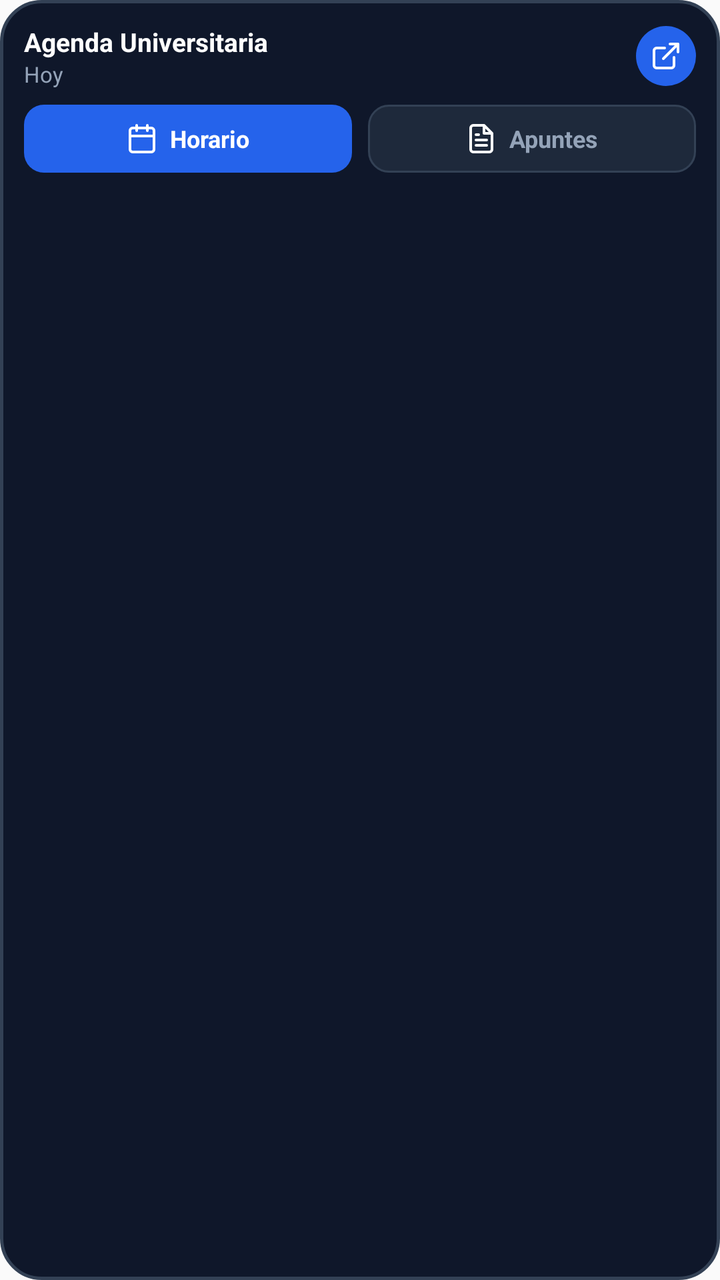
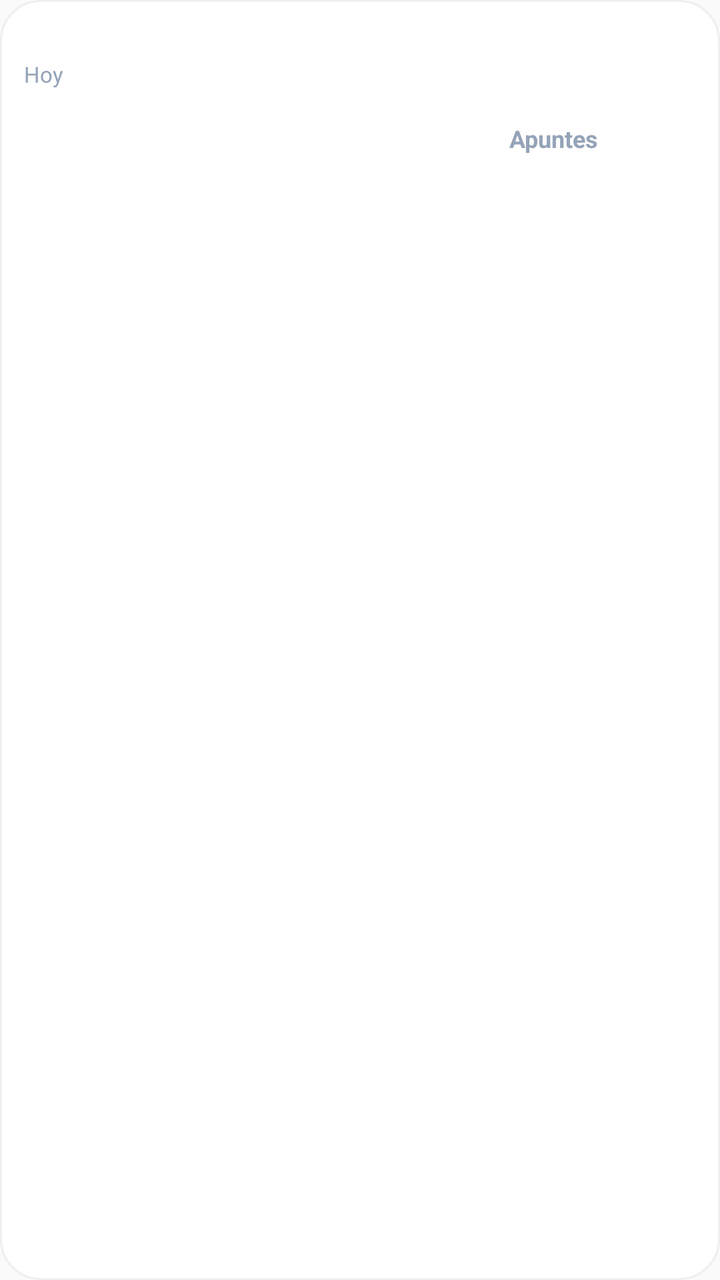

Two renders of the same Android screen: before a commit and after it. Below are the layout's source before the change and the commit's diff.
<!-- AndroidManifest.xml: application theme AppTheme -->
<!-- res/layout/widget_agenda_layout.xml -->
<?xml version="1.0" encoding="utf-8"?>
<LinearLayout xmlns:android="http://schemas.android.com/apk/res/android"
    android:id="@+id/widget_root"
    android:layout_width="match_parent"
    android:layout_height="match_parent"
    android:background="@drawable/widget_bg"
    android:orientation="vertical"
    android:padding="12dp">

    
    <LinearLayout
        android:layout_width="match_parent"
        android:layout_height="wrap_content"
        android:gravity="center_vertical"
        android:orientation="horizontal"
        android:paddingBottom="6dp">

        <LinearLayout
            android:id="@+id/widget_header_clickable"
            android:layout_width="0dp"
            android:layout_height="wrap_content"
            android:layout_weight="1"
            android:orientation="vertical">

            <TextView
                android:layout_width="wrap_content"
                android:layout_height="wrap_content"
                android:text="@string/widget_name"
                android:textColor="#ffffff"
                android:textSize="13sp"
                android:textStyle="bold" />

            <TextView
                android:id="@+id/widget_date_subtitle"
                android:layout_width="wrap_content"
                android:layout_height="wrap_content"
                android:text="Hoy"
                android:textColor="#94a3b8"
                android:textSize="11sp" />
        </LinearLayout>

        
        <FrameLayout
            android:id="@+id/widget_btn_open_app"
            android:layout_width="30dp"
            android:layout_height="30dp"
            android:background="@drawable/widget_add_btn_bg">

            <ImageView
                android:layout_width="16dp"
                android:layout_height="16dp"
                android:layout_gravity="center"
                android:contentDescription="Abrir Agenda"
                android:src="@drawable/ic_widget_external_link" />
        </FrameLayout>
    </LinearLayout>

    
    <LinearLayout
        android:layout_width="match_parent"
        android:layout_height="wrap_content"
        android:orientation="horizontal"
        android:paddingTop="2dp"
        android:paddingBottom="8dp">

        
        <LinearLayout
            android:id="@+id/widget_btn_tab_schedule"
            android:layout_width="0dp"
            android:layout_height="34dp"
            android:layout_marginEnd="4dp"
            android:layout_weight="1"
            android:background="@drawable/widget_tab_active"
            android:gravity="center"
            android:orientation="horizontal">

            <ImageView
                android:id="@+id/widget_icon_tab_schedule"
                android:layout_width="16dp"
                android:layout_height="16dp"
                android:layout_marginEnd="6dp"
                android:contentDescription="Icono Horario"
                android:src="@drawable/ic_widget_calendar" />

            <TextView
                android:id="@+id/widget_text_tab_schedule"
                android:layout_width="wrap_content"
                android:layout_height="wrap_content"
                android:text="@string/widget_tab_schedule"
                android:textColor="#ffffff"
                android:textSize="12sp"
                android:textStyle="bold" />
        </LinearLayout>

        
        <LinearLayout
            android:id="@+id/widget_btn_tab_notes"
            android:layout_width="0dp"
            android:layout_height="34dp"
            android:layout_marginStart="4dp"
            android:layout_weight="1"
            android:background="@drawable/widget_tab_inactive"
            android:gravity="center"
            android:orientation="horizontal">

            <ImageView
                android:id="@+id/widget_icon_tab_notes"
                android:layout_width="16dp"
                android:layout_height="16dp"
                android:layout_marginEnd="6dp"
                android:contentDescription="Icono Apuntes"
                android:src="@drawable/ic_widget_notes" />

            <TextView
                android:id="@+id/widget_text_tab_notes"
                android:layout_width="wrap_content"
                android:layout_height="wrap_content"
                android:text="@string/widget_tab_notes"
                android:textColor="#94a3b8"
                android:textSize="12sp"
                android:textStyle="bold" />
        </LinearLayout>
    </LinearLayout>

    
    <FrameLayout
        android:layout_width="match_parent"
        android:layout_height="0dp"
        android:layout_weight="1">

        <ListView
            android:id="@+id/widget_list_view"
            android:layout_width="match_parent"
            android:layout_height="match_parent"
            android:divider="@null"
            android:dividerHeight="6dp"
            android:overScrollMode="never"
            android:scrollbars="none" />

        <TextView
            android:id="@+id/widget_empty_view"
            android:layout_width="match_parent"
            android:layout_height="match_parent"
            android:gravity="center"
            android:padding="16dp"
            android:text="@string/widget_empty_schedule"
            android:textColor="#64748b"
            android:textSize="12sp"
            android:visibility="gone" />
    </FrameLayout>
</LinearLayout>
<!-- resources referenced by this layout -->
<resources>
  <!-- drawable ic_widget_calendar (drawable) -->
  <vector xmlns:android="http://schemas.android.com/apk/res/android"
      android:width="20dp"
      android:height="20dp"
      android:viewportWidth="24"
      android:viewportHeight="24">
      <path
          android:fillColor="#00000000"
          android:strokeColor="#FFFFFF"
          android:strokeWidth="2"
          android:strokeLineCap="round"
          android:strokeLineJoin="round"
          android:pathData="M8,2v4m8,-4v4M3,10h18M5,4h14a2,2 0 0,1 2,2v14a2,2 0 0,1 -2,2H5a2,2 0 0,1 -2,-2V6a2,2 0 0,1 2,-2z" />
  </vector>
  <!-- drawable ic_widget_external_link (drawable) -->
  <vector xmlns:android="http://schemas.android.com/apk/res/android"
      android:width="20dp"
      android:height="20dp"
      android:viewportWidth="24"
      android:viewportHeight="24">
      <path
          android:fillColor="#00000000"
          android:strokeColor="#FFFFFF"
          android:strokeWidth="2"
          android:strokeLineCap="round"
          android:strokeLineJoin="round"
          android:pathData="M15,3h6v6M10,14L21,3M18,13v6a2,2 0 0,1 -2,2H5a2,2 0 0,1 -2,-2V8a2,2 0 0,1 2,-2h6" />
  </vector>
  <!-- drawable ic_widget_notes (drawable) -->
  <vector xmlns:android="http://schemas.android.com/apk/res/android"
      android:width="20dp"
      android:height="20dp"
      android:viewportWidth="24"
      android:viewportHeight="24">
      <path
          android:fillColor="#00000000"
          android:strokeColor="#FFFFFF"
          android:strokeWidth="2"
          android:strokeLineCap="round"
          android:strokeLineJoin="round"
          android:pathData="M14,2H6a2,2 0 0,0 -2,2v16a2,2 0 0,0 2,2h12a2,2 0 0,0 2,-2V8zM14,2v6h6M16,13H8M16,17H8M10,9H8" />
  </vector>
  <!-- drawable widget_add_btn_bg (drawable) -->
  <?xml version="1.0" encoding="utf-8"?>
  <shape xmlns:android="http://schemas.android.com/apk/res/android"
      android:shape="oval">
      <solid android:color="#2563eb" />
  </shape>
  <!-- drawable widget_bg (drawable) -->
  <?xml version="1.0" encoding="utf-8"?>
  <shape xmlns:android="http://schemas.android.com/apk/res/android"
      android:shape="rectangle">
      <solid android:color="#0f172a" />
      <corners android:radius="20dp" />
      <stroke
          android:width="1.5dp"
          android:color="#334155" />
  </shape>
  <!-- drawable widget_tab_active (drawable) -->
  <?xml version="1.0" encoding="utf-8"?>
  <shape xmlns:android="http://schemas.android.com/apk/res/android"
      android:shape="rectangle">
      <solid android:color="#2563eb" />
      <corners android:radius="10dp" />
  </shape>
  <!-- drawable widget_tab_inactive (drawable) -->
  <?xml version="1.0" encoding="utf-8"?>
  <shape xmlns:android="http://schemas.android.com/apk/res/android"
      android:shape="rectangle">
      <solid android:color="#1e293b" />
      <corners android:radius="10dp" />
      <stroke
          android:width="1dp"
          android:color="#334155" />
  </shape>
  <string name="widget_empty_schedule">Sin clases programadas en la agenda</string>
  <string name="widget_name">Agenda Universitaria</string>
  <string name="widget_tab_notes">Apuntes</string>
  <string name="widget_tab_schedule">Horario</string>
  <style name="AppTheme" parent="Theme.AppCompat.Light.DarkActionBar">
          
          <item name="colorPrimary">@color/colorPrimary</item>
          <item name="colorPrimaryDark">@color/colorPrimaryDark</item>
          <item name="colorAccent">@color/colorAccent</item>
      </style>
</resources>

<!-- the commit's change to res/layout/widget_agenda_layout.xml (unified diff, before → after) -->
@@ -1,151 +1,194 @@
 <?xml version="1.0" encoding="utf-8"?>
-<LinearLayout xmlns:android="http://schemas.android.com/apk/res/android"
-    android:id="@+id/widget_root"
+<FrameLayout xmlns:android="http://schemas.android.com/apk/res/android"
+    android:id="@+id/widget_agenda_root_frame"
     android:layout_width="match_parent"
-    android:layout_height="match_parent"
-    android:background="@drawable/widget_bg"
-    android:orientation="vertical"
-    android:padding="12dp">
+    android:layout_height="match_parent">
 
     
+    <ImageView
+        android:id="@+id/widget_bg_image"
+        android:layout_width="match_parent"
+        android:layout_height="match_parent"
+        android:src="@drawable/widget_bg"
+        android:scaleType="fitXY" />
+
     <LinearLayout
+        android:id="@+id/widget_root"
         android:layout_width="match_parent"
-        android:layout_height="wrap_content"
-        android:gravity="center_vertical"
-        android:orientation="horizontal"
-        android:paddingBottom="6dp">
+        android:layout_height="match_parent"
+        android:orientation="vertical"
+        android:padding="12dp">
 
+        
         <LinearLayout
-            android:id="@+id/widget_header_clickable"
-            android:layout_width="0dp"
+            android:layout_width="match_parent"
             android:layout_height="wrap_content"
-            android:layout_weight="1"
-            android:orientation="vertical">
+            android:gravity="center_vertical"
+            android:orientation="horizontal"
+            android:paddingBottom="6dp">
 
-            <TextView
-                android:layout_width="wrap_content"
+            <LinearLayout
+                android:id="@+id/widget_header_clickable"
+                android:layout_width="0dp"
                 android:layout_height="wrap_content"
-                android:text="@string/widget_name"
-                android:textColor="#ffffff"
-                android:textSize="13sp"
-                android:textStyle="bold" />
+                android:layout_weight="1"
+                android:orientation="vertical">
 
-            <TextView
-                android:id="@+id/widget_date_subtitle"
-                android:layout_width="wrap_content"
-                android:layout_height="wrap_content"
-                android:text="Hoy"
-                android:textColor="#94a3b8"
-                android:textSize="11sp" />
+                <TextView
+                    android:id="@+id/widget_title_text"
+                    android:layout_width="wrap_content"
+                    android:layout_height="wrap_content"
+                    android:text="@string/widget_name"
+                    android:textColor="#ffffff"
+                    android:textSize="13sp"
+                    android:textStyle="bold" />
+
+                <TextView
+                    android:id="@+id/widget_date_subtitle"
+                    android:layout_width="wrap_content"
+                    android:layout_height="wrap_content"
+                    android:text="Hoy"
+                    android:textColor="#94a3b8"
+                    android:textSize="11sp" />
+            </LinearLayout>
+
+            
+            <FrameLayout
+                android:id="@+id/widget_btn_open_app"
+                android:layout_width="30dp"
+                android:layout_height="30dp">
+
+                <ImageView
+                    android:id="@+id/widget_btn_open_app_bg"
+                    android:layout_width="match_parent"
+                    android:layout_height="match_parent"
+                    android:src="@drawable/widget_add_btn_bg"
+                    android:scaleType="fitXY" />
+
+                <ImageView
+                    android:id="@+id/widget_icon_open_app"
+                    android:layout_width="16dp"
+                    android:layout_height="16dp"
+                    android:layout_gravity="center"
+                    android:contentDescription="Abrir Agenda"
+                    android:src="@drawable/ic_widget_external_link" />
+            </FrameLayout>
+        </LinearLayout>
+
+        
+        <LinearLayout
+            android:layout_width="match_parent"
+            android:layout_height="wrap_content"
+            android:orientation="horizontal"
+            android:paddingTop="2dp"
+            android:paddingBottom="8dp">
+
+            
+            <FrameLayout
+                android:id="@+id/widget_btn_tab_schedule"
+                android:layout_width="0dp"
+                android:layout_height="34dp"
+                android:layout_marginEnd="4dp"
+                android:layout_weight="1">
+
+                <ImageView
+                    android:id="@+id/widget_bg_tab_schedule"
+                    android:layout_width="match_parent"
+                    android:layout_height="match_parent"
+                    android:src="@drawable/widget_tab_active"
+                    android:scaleType="fitXY" />
+
+                <LinearLayout
+                    android:layout_width="match_parent"
+                    android:layout_height="match_parent"
+                    android:gravity="center"
+                    android:orientation="horizontal">
+
+                    <ImageView
+                        android:id="@+id/widget_icon_tab_schedule"
+                        android:layout_width="16dp"
+                        android:layout_height="16dp"
+                        android:layout_marginEnd="6dp"
+                        android:contentDescription="Icono Horario"
+                        android:src="@drawable/ic_widget_calendar" />
+
+                    <TextView
+                        android:id="@+id/widget_text_tab_schedule"
+                        android:layout_width="wrap_content"
+                        android:layout_height="wrap_content"
+                        android:text="@string/widget_tab_schedule"
+                        android:textColor="#ffffff"
+                        android:textSize="12sp"
+                        android:textStyle="bold" />
+                </LinearLayout>
+            </FrameLayout>
+
+            
+            <FrameLayout
+                android:id="@+id/widget_btn_tab_notes"
+                android:layout_width="0dp"
+                android:layout_height="34dp"
+                android:layout_marginStart="4dp"
+                android:layout_weight="1">
+
+                <ImageView
+                    android:id="@+id/widget_bg_tab_notes"
+                    android:layout_width="match_parent"
+                    android:layout_height="match_parent"
+                    android:src="@drawable/widget_tab_active"
+                    android:scaleType="fitXY" />
+
+                <LinearLayout
+                    android:layout_width="match_parent"
+                    android:layout_height="match_parent"
+                    android:gravity="center"
+                    android:orientation="horizontal">
+
+                    <ImageView
+                        android:id="@+id/widget_icon_tab_notes"
+                        android:layout_width="16dp"
+                        android:layout_height="16dp"
+                        android:layout_marginEnd="6dp"
+                        android:contentDescription="Icono Apuntes"
+                        android:src="@drawable/ic_widget_notes" />
+
+                    <TextView
+                        android:id="@+id/widget_text_tab_notes"
+                        android:layout_width="wrap_content"
+                        android:layout_height="wrap_content"
+                        android:text="@string/widget_tab_notes"
+                        android:textColor="#94a3b8"
+                        android:textSize="12sp"
+                        android:textStyle="bold" />
+                </LinearLayout>
+            </FrameLayout>
         </LinearLayout>
 
         
         <FrameLayout
-            android:id="@+id/widget_btn_open_app"
-            android:layout_width="30dp"
-            android:layout_height="30dp"
-            android:background="@drawable/widget_add_btn_bg">
+            android:layout_width="match_parent"
+            android:layout_height="0dp"
+            android:layout_weight="1">
 
-            <ImageView
-                android:layout_width="16dp"
-                android:layout_height="16dp"
-                android:layout_gravity="center"
-                android:contentDescription="Abrir Agenda"
-                android:src="@drawable/ic_widget_external_link" />
+            <ListView
+                android:id="@+id/widget_list_view"
+                android:layout_width="match_parent"
+                android:layout_height="match_parent"
+                android:divider="@null"
+                android:dividerHeight="6dp"
+                android:overScrollMode="never"
+                android:scrollbars="none" />
+
+            <TextView
+                android:id="@+id/widget_empty_view"
+                android:layout_width="match_parent"
+                android:layout_height="match_parent"
+                android:gravity="center"
+                android:padding="16dp"
+                android:text="@string/widget_empty_schedule"
+                android:textColor="#64748b"
+                android:textSize="12sp"
+                android:visibility="gone" />
         </FrameLayout>
     </LinearLayout>
-
-    
-    <LinearLayout
-        android:layout_width="match_parent"
-        android:layout_height="wrap_content"
-        android:orientation="horizontal"
-        android:paddingTop="2dp"
-        android:paddingBottom="8dp">
-
-        
-        <LinearLayout
-            android:id="@+id/widget_btn_tab_schedule"
-            android:layout_width="0dp"
-            android:layout_height="34dp"
-            android:layout_marginEnd="4dp"
-            android:layout_weight="1"
-            android:background="@drawable/widget_tab_active"
-            android:gravity="center"
-            android:orientation="horizontal">
-
-            <ImageView
-                android:id="@+id/widget_icon_tab_schedule"
-                android:layout_width="16dp"
-                android:layout_height="16dp"
-                android:layout_marginEnd="6dp"
-                android:contentDescription="Icono Horario"
-                android:src="@drawable/ic_widget_calendar" />
-
-            <TextView
-                android:id="@+id/widget_text_tab_schedule"
-                android:layout_width="wrap_content"
-                android:layout_height="wrap_content"
-                android:text="@string/widget_tab_schedule"
-                android:textColor="#ffffff"
-                android:textSize="12sp"
-                android:textStyle="bold" />
-        </LinearLayout>
-
-        
-        <LinearLayout
-            android:id="@+id/widget_btn_tab_notes"
-            android:layout_width="0dp"
-            android:layout_height="34dp"
-            android:layout_marginStart="4dp"
-            android:layout_weight="1"
-            android:background="@drawable/widget_tab_inactive"
-            android:gravity="center"
-            android:orientation="horizontal">
-
-            <ImageView
-                android:id="@+id/widget_icon_tab_notes"
-                android:layout_width="16dp"
-                android:layout_height="16dp"
-                android:layout_marginEnd="6dp"
-                android:contentDescription="Icono Apuntes"
-                android:src="@drawable/ic_widget_notes" />
-
-            <TextView
-                android:id="@+id/widget_text_tab_notes"
-                android:layout_width="wrap_content"
-                android:layout_height="wrap_content"
-                android:text="@string/widget_tab_notes"
-                android:textColor="#94a3b8"
-                android:textSize="12sp"
-                android:textStyle="bold" />
-        </LinearLayout>
-    </LinearLayout>
-
-    
-    <FrameLayout
-        android:layout_width="match_parent"
-        android:layout_height="0dp"
-        android:layout_weight="1">
-
-        <ListView
-            android:id="@+id/widget_list_view"
-            android:layout_width="match_parent"
-            android:layout_height="match_parent"
-            android:divider="@null"
-            android:dividerHeight="6dp"
-            android:overScrollMode="never"
-            android:scrollbars="none" />
-
-        <TextView
-            android:id="@+id/widget_empty_view"
-            android:layout_width="match_parent"
-            android:layout_height="match_parent"
-            android:gravity="center"
-            android:padding="16dp"
-            android:text="@string/widget_empty_schedule"
-            android:textColor="#64748b"
-            android:textSize="12sp"
-            android:visibility="gone" />
-    </FrameLayout>
-</LinearLayout>
+</FrameLayout>
<!-- resource entries referenced after the edit -->
@@ -46,34 +46,24 @@
   <?xml version="1.0" encoding="utf-8"?>
   <shape xmlns:android="http://schemas.android.com/apk/res/android"
       android:shape="oval">
-      <solid android:color="#2563eb" />
+      <solid android:color="#FFFFFF" />
   </shape>
   <!-- drawable widget_bg (drawable) -->
   <?xml version="1.0" encoding="utf-8"?>
   <shape xmlns:android="http://schemas.android.com/apk/res/android"
       android:shape="rectangle">
-      <solid android:color="#0f172a" />
+      <solid android:color="#FFFFFF" />
       <corners android:radius="20dp" />
       <stroke
-          android:width="1.5dp"
-          android:color="#334155" />
+          android:width="1dp"
+          android:color="#1A808080" />
   </shape>
   <!-- drawable widget_tab_active (drawable) -->
   <?xml version="1.0" encoding="utf-8"?>
   <shape xmlns:android="http://schemas.android.com/apk/res/android"
       android:shape="rectangle">
-      <solid android:color="#2563eb" />
+      <solid android:color="#FFFFFF" />
       <corners android:radius="10dp" />
-  </shape>
-  <!-- drawable widget_tab_inactive (drawable) -->
-  <?xml version="1.0" encoding="utf-8"?>
-  <shape xmlns:android="http://schemas.android.com/apk/res/android"
-      android:shape="rectangle">
-      <solid android:color="#1e293b" />
-      <corners android:radius="10dp" />
-      <stroke
-          android:width="1dp"
-          android:color="#334155" />
   </shape>
   <string name="widget_empty_schedule">Sin clases programadas en la agenda</string>
   <string name="widget_name">Agenda Universitaria</string>
